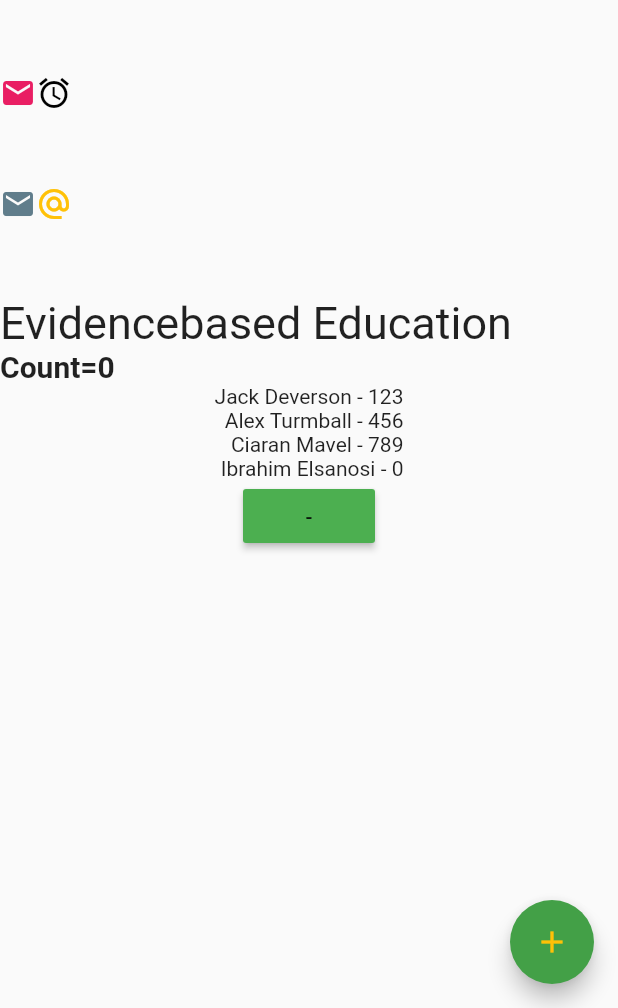
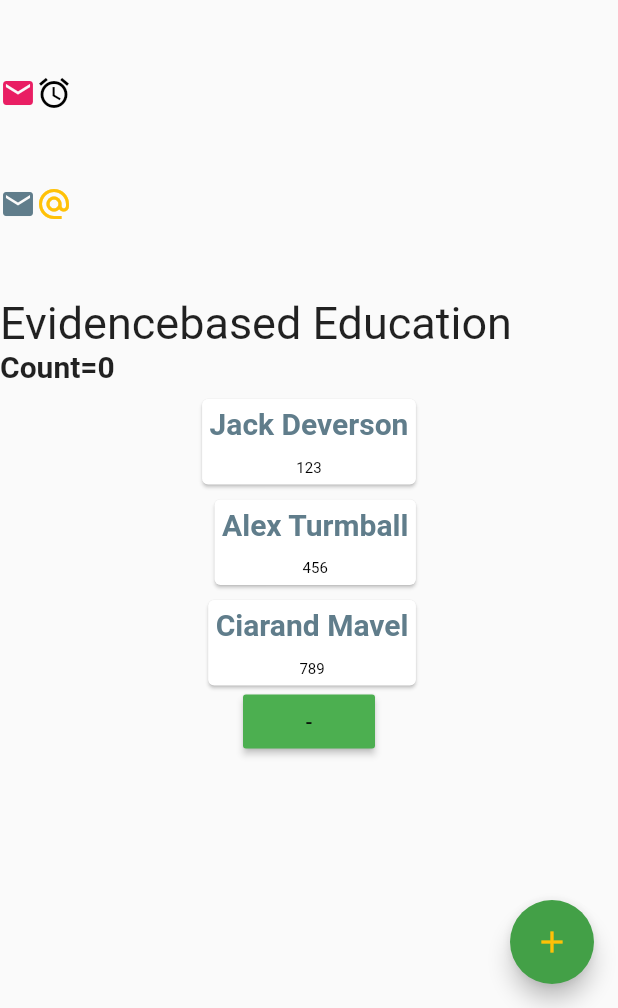
Before and after one commit to ibrahimshbat/first_app, a Flutter app: the screen it shows after launch, on a phone screen of 412 x 824 dp, the part 228-1236 px from its top. Run offline on Flutter 3.47's test engine with Material 2 defaults, Android fonts, the phone set to English and light mode, and no system bars.

Commit message:
Exrract Card as Widget

```diff
--- a/lib/Person.dart
+++ b/lib/Person.dart
@@ -1,9 +1,9 @@
 class Person{
 
   String name;
-  int number;
+  String number;
 
-  Person ({String name, int number}){
+  Person ({String name, String number}){
     this.name = name;
     this.number = number;
   }
--- a/lib/main.dart
+++ b/lib/main.dart
@@ -16,10 +16,9 @@ class Home extends StatefulWidget {
 class _HomeState extends State<Home> {
   int counter = 0;
   List<Person> people = [
-    new Person(name: "Jack Deverson", number: 123),
-    new Person(name: "Alex Turmball", number: 456),
-    new Person(name: "Ciaran Mavel", number: 789),
-    new Person(name: "Ibrahim Elsanosi", number: 000)
+    new Person(name: "Jack Deverson", number: "123"),
+    new Person(name: "Alex Turmball", number: "456"),
+    new Person(name: "Ciarand Mavel", number: "789"),
   ];
 
   @override
@@ -129,7 +128,7 @@ class _HomeState extends State<Home> {
           Column(
             crossAxisAlignment: CrossAxisAlignment.end,
             children: people
-                .map((person) => Text('${person.name} - ${person.number}'))
+                .map((person) => PersonCard(person:person))
                 .toList(),
           ),
           RaisedButton(
@@ -155,6 +154,42 @@ class _HomeState extends State<Home> {
         backgroundColor: Colors.green[600],
       ),
     );
+  }
+}
+
+class PersonCard extends StatelessWidget {
+  final Person person;
+  PersonCard({this.person});
+
+  @override
+  Widget build(BuildContext context) {
+    return Card(
+      margin: EdgeInsets.fromLTRB(10, 10, 10, 0),
+      child: Padding(
+        padding: const EdgeInsets.all(5.0),
+        child: Column(
+          children: <Widget>[
+            Text(
+              person.name,
+              style: TextStyle(
+                fontSize: 20,
+                color: Colors.blueGrey,
+                fontWeight: FontWeight.bold,
+              ),
+            ),
+            SizedBox(height: 12,),
+            Text(
+              person.number,
+              style: TextStyle(
+                fontSize: 10,
+                color: Colors.black,
+                fontWeight: FontWeight.normal,
+              ),
+            ),
+          ],
+          ),
+      )
+      );
   }
 }
 
```
